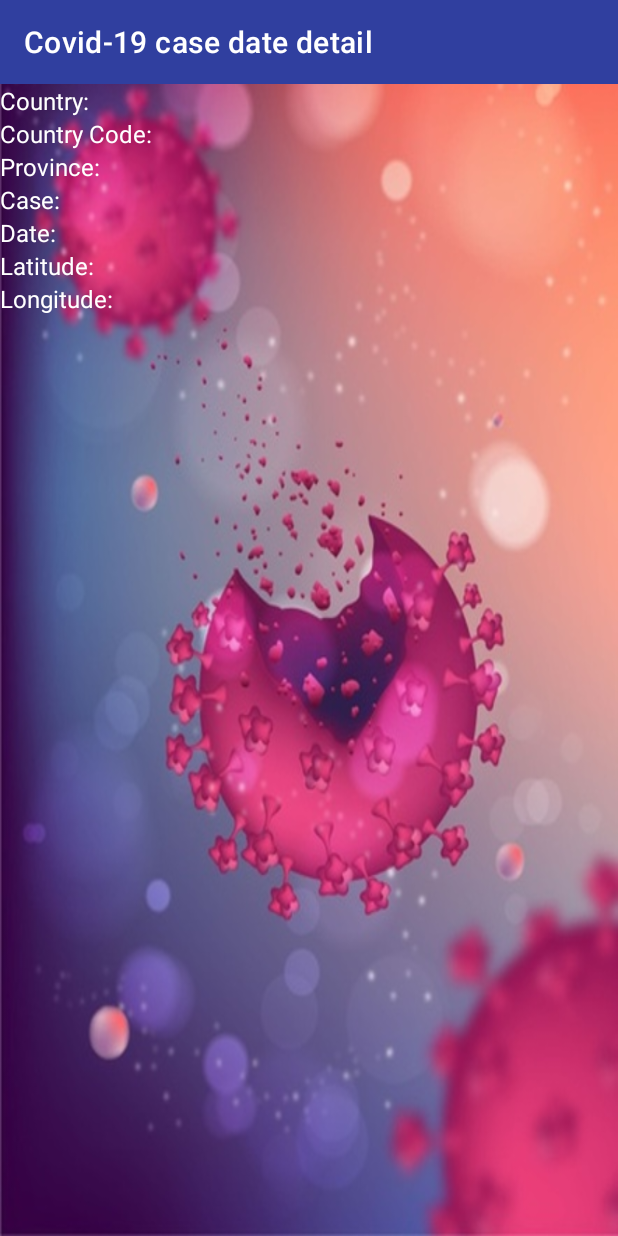
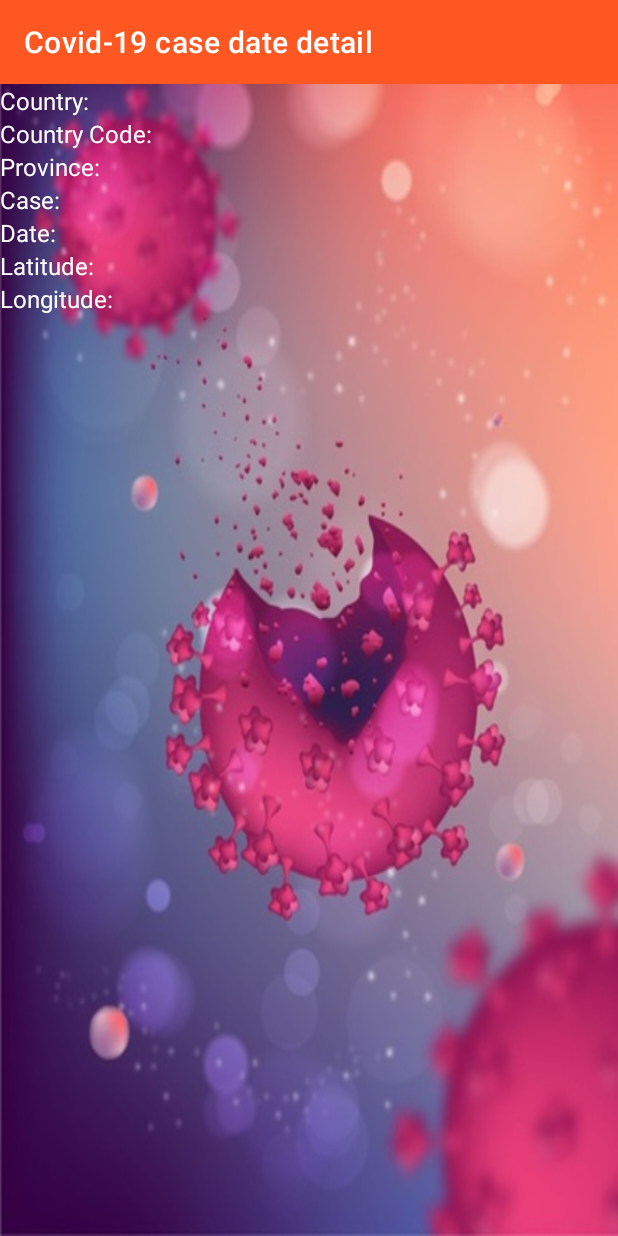
Before and after one commit to weixinwang0726/AndroidFinalGroupProject, an Android app: the ProvinceDetailActivity screen opened directly, with no data from a screen before it, on a phone screen of 412 x 824 dp. Run offline under Robolectric (Android 15) with nearby library versions, the phone set to English and light mode, and no system bars.

Commit message:
add covied19

```diff
--- a/app/src/main/res/layout/activity_province_detail.xml
+++ b/app/src/main/res/layout/activity_province_detail.xml
@@ -17,7 +17,7 @@
             android:id="@+id/toolbar"
             android:layout_width="match_parent"
             android:layout_height="wrap_content"
-            android:background="#303F9F"
+            android:background="#FF5722"
             app:title="Covid-19 case date detail"
             app:titleTextColor="#FFFFFF" />
 
--- a/app/src/main/res/layout/row_countrydate_layout.xml
+++ b/app/src/main/res/layout/row_countrydate_layout.xml
@@ -8,7 +8,7 @@
     android:orientation="horizontal"
     android:weightSum="3">
 
-    <!--database record, show after clicking navigation item "record in Database"-->
+
     <TextView
         android:id="@+id/country_name_text_view"
         android:layout_width="wrap_content"
--- a/app/src/main/res/layout/row_province_layout.xml
+++ b/app/src/main/res/layout/row_province_layout.xml
@@ -7,13 +7,13 @@
     android:layout_height="match_parent"
     android:orientation="horizontal"
     android:weightSum="3">
-    <!--province record, show after search applied-->
+
     <TextView
         android:id="@+id/province_name_text_view"
         android:layout_width="wrap_content"
         android:layout_height="wrap_content"
         android:text="@string/covid_province"
-        android:textColor="#FFFFFF"
+        android:textColor="#3F51B5"
         android:textSize="20dp"
         android:layout_weight="2"/>
 
@@ -22,7 +22,7 @@
         android:layout_width="wrap_content"
         android:layout_height="wrap_content"
         android:text="@string/covid_case"
-        android:textColor="#FFFFFF"
+        android:textColor="#3F51B5"
         android:textAlignment="center"
         android:textSize="20dp"
         android:layout_weight="1"/>
```
Also changed, not shown: app/src/main/res/values/strings.xml (+2 -7 lines), 2 other files.
